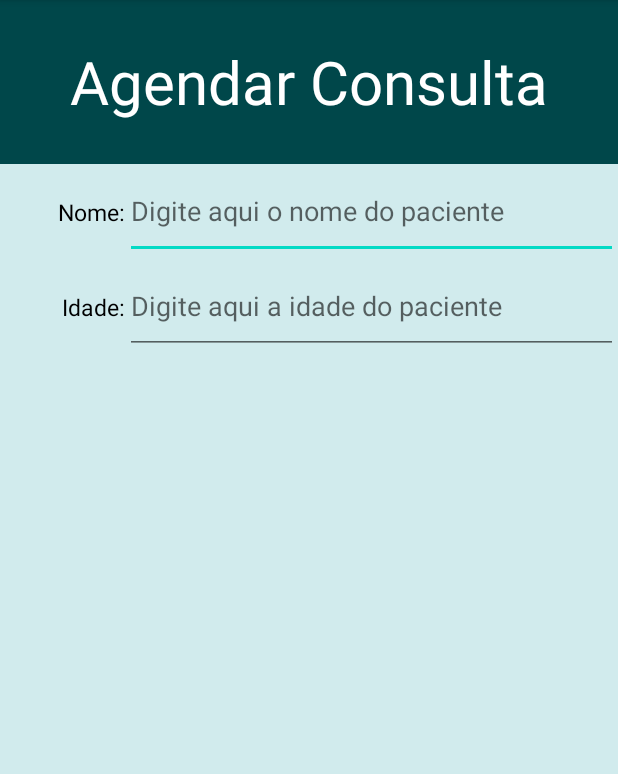
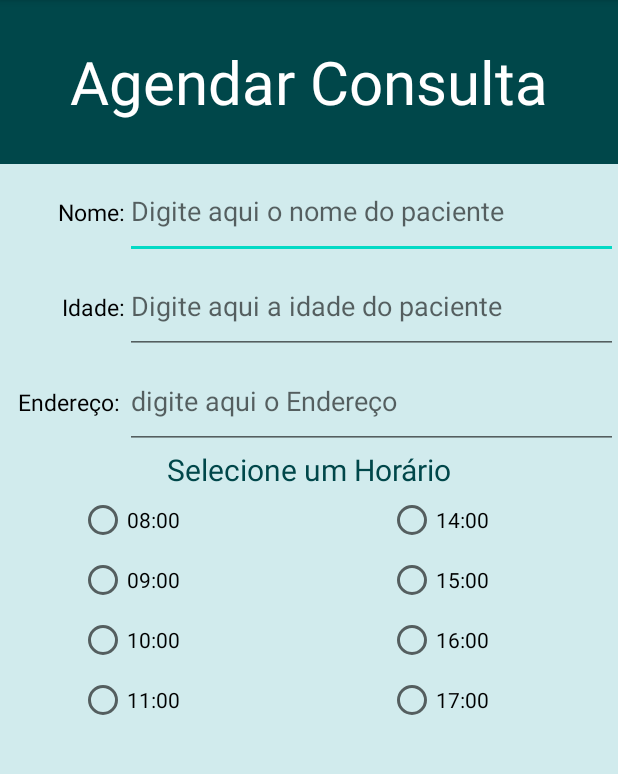
Before and after one commit to juniorcramos/Consultas-Clinica-Visao, an Android app: the AgendarConsulta screen opened directly, with no data from a screen before it, on a phone screen of 412 x 824 dp, the part 84-858 px from its top. Run offline under Robolectric (Android 15) with nearby library versions, the phone set to English and light mode, and no system bars.

Commit message:
Botões de selecionar Horários incluidos

```diff
--- a/app/src/main/res/layout/activity_agendar_consulta.xml
+++ b/app/src/main/res/layout/activity_agendar_consulta.xml
@@ -24,12 +24,11 @@
             <TextView
                 android:layout_width="match_parent"
                 android:layout_height="wrap_content"
-                android:textSize="40dp"
                 android:layout_gravity="center"
+                android:text="Agendar Consulta"
                 android:textAlignment="center"
-                android:text="Agendar Consulta"
-                android:textColor="@color/white">
-            </TextView>
+                android:textColor="@color/white"
+                android:textSize="40dp"></TextView>
         </LinearLayout>
 
         <LinearLayout
@@ -61,7 +60,8 @@
                     android:layout_weight="1"
                     android:ems="10"
                     android:hint="Digite aqui o nome do paciente"
-                    android:inputType="textPersonName" />
+                    android:inputType="textPersonName"
+                    android:singleLine="false" />
             </LinearLayout>
 
             <LinearLayout
@@ -72,7 +72,30 @@
                 <TextView
                     android:layout_width="83dp"
                     android:layout_height="wrap_content"
-                    android:text="Idade:"
+                    android:text="@string/idade"
+                    android:textAlignment="textEnd"
+                    android:textColor="@color/black"
+                    android:textSize="15dp"></TextView>
+
+                <EditText
+                    android:id="@+id/editTextIdade"
+                    android:layout_width="0dp"
+                    android:layout_height="match_parent"
+                    android:layout_weight="1"
+                    android:ems="10"
+                    android:hint="@string/digite_aqui_a_idade_do_paciente"
+                    android:inputType="number" />
+            </LinearLayout>
+
+            <LinearLayout
+                android:layout_width="match_parent"
+                android:layout_height="63dp"
+                android:orientation="horizontal">
+
+                <TextView
+                    android:layout_width="83dp"
+                    android:layout_height="wrap_content"
+                    android:text="Endereço: "
                     android:textAlignment="textEnd"
                     android:textColor="@color/black"
                     android:textSize="15dp">
@@ -80,13 +103,100 @@
                 </TextView>
 
                 <EditText
-                    android:id="@+id/editTextIdade"
-                    android:layout_width="match_parent"
+                    android:id="@+id/editTextEndereco"
+                    android:layout_width="0dp"
                     android:layout_height="match_parent"
                     android:layout_weight="1"
                     android:ems="10"
-                    android:hint="Digite aqui a idade do paciente"
+                    android:hint="digite aqui o Endereço"
                     android:inputType="number" />
+            </LinearLayout>
+
+            <TextView
+                android:id="@+id/textView3"
+                android:layout_width="match_parent"
+                android:layout_height="wrap_content"
+                android:textColor="@color/corDeFundoEscura"
+                android:textAlignment="center"
+                android:textSize="20dp"
+                android:text="@string/selecione_um_horario" />
+
+            <LinearLayout
+                android:layout_width="match_parent"
+                android:layout_height="68dp"
+                android:layout_weight="1">
+
+                <LinearLayout
+                    android:layout_width="match_parent"
+                    android:layout_height="160dp"
+                    android:layout_weight="1"
+                    android:orientation="vertical">
+
+                    <RadioButton
+                        android:id="@+id/radioButton8"
+                        android:layout_width="100dp"
+                        android:layout_height="40dp"
+                        android:layout_gravity="center"
+                        style="@style/formulario"
+                        android:text="08:00" />
+
+                    <RadioButton
+                        android:id="@+id/radioButton9"
+                        android:layout_width="100dp"
+                        android:layout_height="40dp"
+                        android:layout_gravity="center"
+                        android:text="09:00" />
+
+                    <RadioButton
+                        android:id="@+id/radioButton10"
+                        android:layout_width="100dp"
+                        android:layout_height="40dp"
+                        android:layout_gravity="center"
+                        android:text="10:00" />
+
+                    <RadioButton
+                        android:id="@+id/radioButton11"
+                        android:layout_width="100dp"
+                        android:layout_height="40dp"
+                        android:layout_gravity="center"
+                        android:text="11:00" />
+                </LinearLayout>
+
+                <LinearLayout
+                    android:layout_width="match_parent"
+                    android:layout_height="160dp"
+                    android:layout_weight="1"
+                    android:orientation="vertical">
+
+                    <RadioButton
+                        android:id="@+id/radioButton14"
+                        android:layout_width="100dp"
+                        android:layout_height="40dp"
+                        android:layout_gravity="center"
+                        android:text="14:00" />
+
+                    <RadioButton
+                        android:id="@+id/radioButton15"
+                        android:layout_width="100dp"
+                        android:layout_height="40dp"
+                        android:layout_gravity="center"
+                        android:text="15:00" />
+
+                    <RadioButton
+                        android:id="@+id/radioButton16"
+                        android:layout_width="100dp"
+                        android:layout_height="40dp"
+                        android:layout_gravity="center"
+                        android:text="16:00" />
+
+                    <RadioButton
+                        android:id="@+id/radioButton17"
+                        android:layout_width="100dp"
+                        android:layout_height="40dp"
+                        android:layout_gravity="center"
+                        android:text="17:00" />
+                </LinearLayout>
+
             </LinearLayout>
         </LinearLayout>
     </LinearLayout>
--- a/app/src/main/res/values/strings.xml
+++ b/app/src/main/res/values/strings.xml
@@ -91,4 +91,7 @@
         "when a user tries to pick up one of cards.\n\n"
     </string>
     <string name="action_settings">Settings</string>
+    <string name="idade">Idade:</string>
+    <string name="digite_aqui_a_idade_do_paciente">Digite aqui a idade do paciente</string>
+    <string name="selecione_um_horario">Selecione um Horário</string>
 </resources>
```
